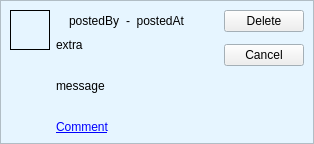
The window that ui/CommentItem.ui (dmzdev/stance) describes before a commit, drawn with Qt 5.
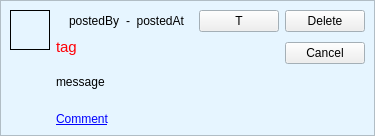
The same window after the commit.

The edit to the form file:
```diff
--- a/ui/CommentItem.ui
+++ b/ui/CommentItem.ui
@@ -6,8 +6,8 @@
    <rect>
     <x>0</x>
     <y>0</y>
-    <width>314</width>
-    <height>144</height>
+    <width>375</width>
+    <height>136</height>
    </rect>
   </property>
   <property name="sizePolicy">
@@ -187,28 +187,6 @@
         </item>
        </layout>
       </item>
-      <item row="2" column="1">
-       <widget class="QLabel" name="messageLabel">
-        <property name="sizePolicy">
-         <sizepolicy hsizetype="Expanding" vsizetype="MinimumExpanding">
-          <horstretch>0</horstretch>
-          <verstretch>0</verstretch>
-         </sizepolicy>
-        </property>
-        <property name="text">
-         <string>message</string>
-        </property>
-        <property name="alignment">
-         <set>Qt::AlignLeading|Qt::AlignLeft|Qt::AlignTop</set>
-        </property>
-        <property name="wordWrap">
-         <bool>true</bool>
-        </property>
-        <property name="textInteractionFlags">
-         <set>Qt::LinksAccessibleByMouse|Qt::TextSelectableByMouse</set>
-        </property>
-       </widget>
-      </item>
       <item row="3" column="1">
        <widget class="QLabel" name="commentAddLabel">
         <property name="sizePolicy">
@@ -229,15 +207,57 @@
        </widget>
       </item>
       <item row="1" column="1">
-       <widget class="QLabel" name="extraInfoLabel">
+       <widget class="QLabel" name="tagLabel">
         <property name="sizePolicy">
          <sizepolicy hsizetype="Expanding" vsizetype="MinimumExpanding">
           <horstretch>0</horstretch>
           <verstretch>0</verstretch>
          </sizepolicy>
         </property>
+        <property name="palette">
+         <palette>
+          <active>
+           <colorrole role="WindowText">
+            <brush brushstyle="SolidPattern">
+             <color alpha="255">
+              <red>255</red>
+              <green>0</green>
+              <blue>6</blue>
+             </color>
+            </brush>
+           </colorrole>
+          </active>
+          <inactive>
+           <colorrole role="WindowText">
+            <brush brushstyle="SolidPattern">
+             <color alpha="255">
+              <red>255</red>
+              <green>0</green>
+              <blue>6</blue>
+             </color>
+            </brush>
+           </colorrole>
+          </inactive>
+          <disabled>
+           <colorrole role="WindowText">
+            <brush brushstyle="SolidPattern">
+             <color alpha="255">
+              <red>69</red>
+              <green>69</green>
+              <blue>69</blue>
+             </color>
+            </brush>
+           </colorrole>
+          </disabled>
+         </palette>
+        </property>
+        <property name="font">
+         <font>
+          <pointsize>11</pointsize>
+         </font>
+        </property>
         <property name="text">
-         <string>extra</string>
+         <string>tag</string>
         </property>
         <property name="alignment">
          <set>Qt::AlignLeading|Qt::AlignLeft|Qt::AlignTop</set>
@@ -250,20 +270,49 @@
         </property>
        </widget>
       </item>
-      <item row="0" column="2">
+      <item row="0" column="3">
        <widget class="QPushButton" name="closeButton">
         <property name="text">
          <string>Delete</string>
         </property>
        </widget>
       </item>
-      <item row="1" column="2">
+      <item row="1" column="3">
        <widget class="QPushButton" name="cancelButton">
         <property name="text">
          <string>Cancel</string>
         </property>
        </widget>
       </item>
+      <item row="0" column="2">
+       <widget class="QPushButton" name="tagButton">
+        <property name="text">
+         <string>T</string>
+        </property>
+       </widget>
+      </item>
+      <item row="2" column="1">
+       <widget class="QLabel" name="messageLabel">
+        <property name="sizePolicy">
+         <sizepolicy hsizetype="Expanding" vsizetype="MinimumExpanding">
+          <horstretch>0</horstretch>
+          <verstretch>0</verstretch>
+         </sizepolicy>
+        </property>
+        <property name="text">
+         <string>message</string>
+        </property>
+        <property name="alignment">
+         <set>Qt::AlignLeading|Qt::AlignLeft|Qt::AlignTop</set>
+        </property>
+        <property name="wordWrap">
+         <bool>true</bool>
+        </property>
+        <property name="textInteractionFlags">
+         <set>Qt::LinksAccessibleByMouse|Qt::TextSelectableByMouse</set>
+        </property>
+       </widget>
+      </item>
      </layout>
     </widget>
    </item>
```
